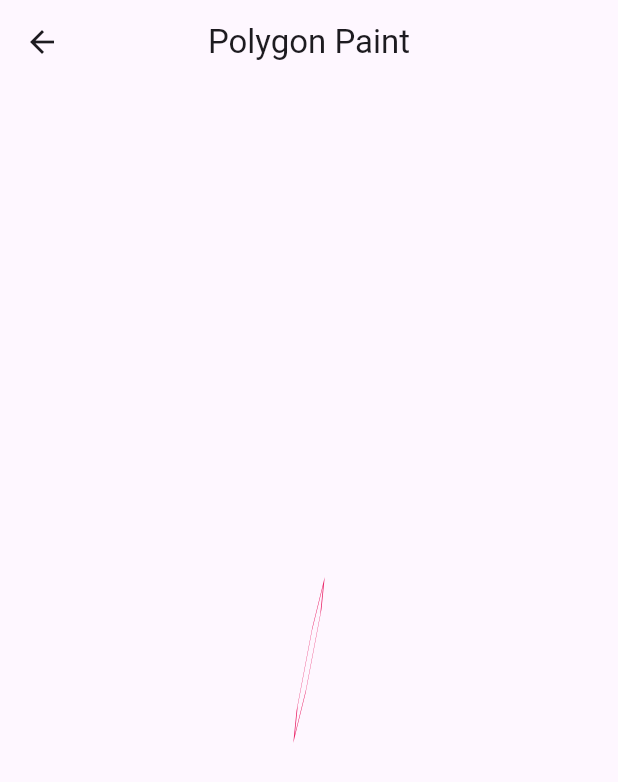
After one commit to shervin-h/flutter_animations, a Flutter app: the screen it shows after launch, after a tap on "Polygon", on a phone screen of 412 x 824 dp. The commit adds this screen. Shown: the top 782 px of the screen. Run offline on Flutter 3.47's test engine with Material 3 defaults, Android fonts, the phone set to English and light mode, and no system bars.

Commit message:
update(app): make polygon with custom painter and add composite animation for it   - add `polygon_painter.dart`   - update `menu_screen.dart`, `main.dart` & `screens.dart`

```diff
--- a/lib/main.dart
+++ b/lib/main.dart
@@ -5,6 +5,7 @@ import 'package:animations/screens/animations/rotate_animation_screen.dart';
 import 'package:animations/screens/animations/scale_animation_screen.dart';
 import 'package:animations/screens/menu_screen.dart';
 import 'package:animations/screens/painters/painter.dart';
+import 'package:animations/screens/painters/polygon_painter.dart';
 import 'package:flutter/material.dart';
 
 void main() {
@@ -36,6 +37,7 @@ class MyApp extends StatelessWidget {
         CompositeAnimationScreen.routeName: (context) =>
             const CompositeAnimationScreen(),
         PainterScreen.routeName: (context) => const PainterScreen(),
+        PolygonScreen.routeName: (context) => const PolygonScreen(),
       },
     );
   }
--- a/lib/screens/menu_screen.dart
+++ b/lib/screens/menu_screen.dart
@@ -62,6 +62,14 @@ class MenuScreen extends StatelessWidget {
               title: 'Slider Painter',
               color: Colors.deepOrange,
             ),
+            GridItem(
+              onTap: () {
+                Navigator.of(context)
+                    .pushNamed(PolygonScreen.routeName);
+              },
+              title: 'Polygon',
+              color: Colors.pink,
+            ),
           ],
         ),
       ),
--- /dev/null
+++ b/lib/screens/painters/polygon_painter.dart
@@ -0,0 +1,161 @@
+import 'dart:math' show pi, sin, cos;
+
+import 'package:flutter/material.dart';
+
+class PolygonScreen extends StatefulWidget {
+  const PolygonScreen({super.key});
+
+  static const String routeName = 'polygon-screen';
+
+  @override
+  State<PolygonScreen> createState() => _PolygonScreenState();
+}
+
+class _PolygonScreenState extends State<PolygonScreen>
+    with TickerProviderStateMixin {
+  late final AnimationController _sidesController;
+  late final Animation<int> _sidesAnimation;
+
+  late final AnimationController _radiusController;
+  late final Animation<double> _radiusAnimation;
+
+  late final AnimationController _rotationController;
+  late final Animation<double> _rotationAnimation;
+
+  @override
+  void initState() {
+    super.initState();
+    _sidesController = AnimationController(
+      vsync: this,
+      duration: const Duration(seconds: 3),
+    );
+    _sidesAnimation = IntTween(
+      begin: 3,
+      end: 10,
+    ).animate(_sidesController);
+
+    _radiusController = AnimationController(
+      vsync: this,
+      duration: const Duration(seconds: 3),
+    );
+    _radiusAnimation = Tween(
+      begin: 20.0,
+      end: 400.0,
+    )
+        .chain(
+          CurveTween(curve: Curves.bounceInOut),
+        )
+        .animate(_radiusController);
+
+    _rotationController = AnimationController(
+      vsync: this,
+      duration: const Duration(seconds: 3),
+    );
+    _rotationAnimation = Tween<double>(
+      begin: 0.0,
+      end: pi * 2,
+    )
+        .chain(
+          CurveTween(curve: Curves.easeInOut),
+        )
+        .animate(_rotationController);
+  }
+
+  @override
+  void didChangeDependencies() {
+    super.didChangeDependencies();
+    _sidesController.repeat(reverse: true);
+    _radiusController.repeat(reverse: true);
+    _rotationController.repeat(reverse: true);
+  }
+
+  @override
+  void dispose() {
+    _sidesController.dispose();
+    _radiusController.dispose();
+    _rotationController.dispose();
+    super.dispose();
+  }
+
+  @override
+  Widget build(BuildContext context) {
+    return Scaffold(
+      appBar: AppBar(
+        title: const Text('Polygon Paint'),
+        centerTitle: true,
+      ),
+      body: SafeArea(
+        child: Center(
+          child: AnimatedBuilder(
+            animation: Listenable.merge(
+              [
+                _sidesController,
+                _radiusController,
+                _rotationController,
+              ],
+            ),
+            builder: (context, child) {
+              return Transform(
+                alignment: Alignment.center,
+                transform: Matrix4.identity()
+                  ..rotateX(_rotationAnimation.value)
+                  ..rotateY(_rotationAnimation.value)
+                  ..rotateZ(_rotationAnimation.value),
+                child: CustomPaint(
+                  painter: PolygonPainter(sides: _sidesAnimation.value),
+                  child: SizedBox(
+                    width: _radiusAnimation.value,
+                    height: _radiusAnimation.value,
+                  ),
+                ),
+              );
+            },
+          ),
+        ),
+      ),
+    );
+  }
+}
+
+class PolygonPainter extends CustomPainter {
+  final int sides;
+
+  PolygonPainter({required this.sides});
+
+  @override
+  void paint(Canvas canvas, Size size) {
+    final paint = Paint()
+      ..color = Colors.pink
+      ..style = PaintingStyle.stroke
+      ..strokeCap = StrokeCap.round
+      ..strokeWidth = 5;
+
+    final path = Path();
+
+    final center = Offset(size.width / 2, size.height / 2);
+    final angle = (2 * pi) / sides;
+    final angles = List.generate(sides, (index) => index * angle);
+    final radius = size.width / 2;
+
+    path.moveTo(
+      center.dx + radius * cos(0),
+      center.dy + radius * sin(0),
+    );
+
+    for (final angle in angles) {
+      path.lineTo(
+        center.dx + radius * cos(angle),
+        center.dy + radius * sin(angle),
+      );
+    }
+
+    path.close();
+
+    canvas.drawPath(path, paint);
+  }
+
+  @override
+  bool shouldRepaint(covariant CustomPainter oldDelegate) {
+    return oldDelegate is PolygonPainter && oldDelegate.sides != sides;
+  }
+}
--- a/lib/screens/screens.dart
+++ b/lib/screens/screens.dart
@@ -5,3 +5,4 @@ export 'package:animations/screens/animations/position_animation_screen.dart';
 export 'package:animations/screens/animations/rotate_animation_screen.dart';
 export 'package:animations/screens/animations/composite_animations_screen.dart';
 export 'package:animations/screens/painters/painter.dart';
+export 'package:animations/screens/painters/polygon_painter.dart';
```
Also changed, not shown: pubspec.lock.
